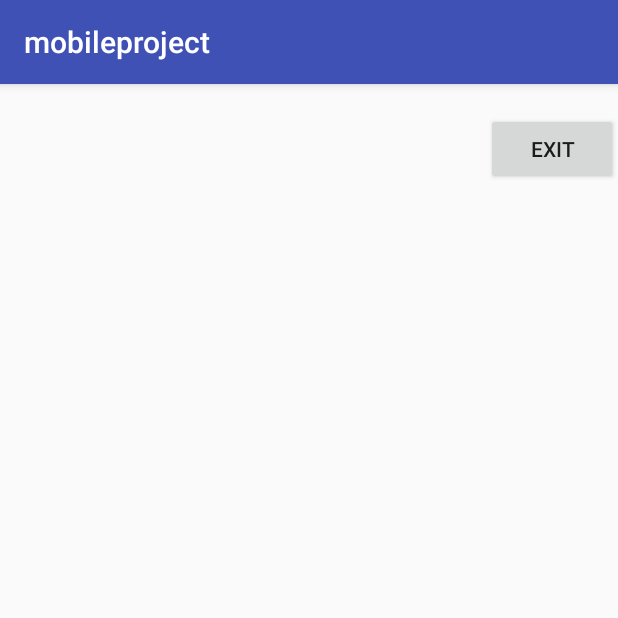
After one commit to Asy11/mobileproject, an Android app: the DataActivity screen opened directly, with no data from a screen before it, on a phone screen of 412 x 824 dp, the top half of it. The commit adds this screen. Run offline under Robolectric (Android 15) with nearby library versions, the phone set to English and light mode, and no system bars.

Commit message:
DataActivity 생성 및 정보전달

```diff
--- a/app/src/main/AndroidManifest.xml
+++ b/app/src/main/AndroidManifest.xml
@@ -37,6 +37,12 @@
             </intent-filter>
         </activity>
 
+        <activity android:name=".DataActivity">
+
+
+        </activity>
+
+
         <meta-data
             android:name="com.google.android.maps.v2.API_KEY"
             android:value="AIzaSyBEfCoUeDXv--scJHCzOroAMB-e3E0Eo6M" />
--- /dev/null
+++ b/app/src/main/java/com/example/asy/mobileproject/DataActivity.java
@@ -0,0 +1,35 @@
+package com.example.asy.mobileproject;
+
+import android.content.Intent;
+import android.os.Bundle;
+import android.support.v7.app.AppCompatActivity;
+import android.view.View;
+import android.widget.Button;
+import android.widget.EditText;
+import android.widget.TextView;
+
+public class DataActivity extends AppCompatActivity {
+
+    TextView editText;
+    Button bt_exit;
+
+    protected void onCreate(Bundle savedInstanceState) {
+        super.onCreate(savedInstanceState);
+        setContentView(R.layout.activity_data);
+
+        editText = (TextView) findViewById(R.id.editText);
+        Intent intent = getIntent(); //전달된 인텐트
+        editText.setText(intent.getStringExtra("TextIn"));
+
+        bt_exit = (Button) findViewById(R.id.bt_exit);
+        bt_exit.setOnClickListener(new View.OnClickListener() {
+            @Override
+            public void onClick(View v) {
+                finish();
+            }
+        });
+
+
+
+    }
+}
--- /dev/null
+++ b/app/src/main/res/layout/activity_data.xml
@@ -0,0 +1,18 @@
+<?xml version="1.0" encoding="utf-8"?>
+<LinearLayout xmlns:android="http://schemas.android.com/apk/res/android"
+    android:orientation="vertical" android:layout_width="match_parent"
+    android:layout_height="match_parent">
+
+    <TextView
+        android:layout_width="wrap_content"
+        android:layout_height="wrap_content"
+        android:text="좌표 저장될것"
+        android:id="@+id/editText" />
+
+    <Button
+        android:layout_width="wrap_content"
+        android:layout_height="wrap_content"
+        android:text="exit"
+        android:id="@+id/bt_exit"
+        android:layout_gravity="right" />
+</LinearLayout>
```
Also changed, not shown: app/src/main/java/com/example/asy/mobileproject/MainActivity.java (+18 -6 lines), app/src/main/res/layout/activity_main.xml (+9 -1 lines).
